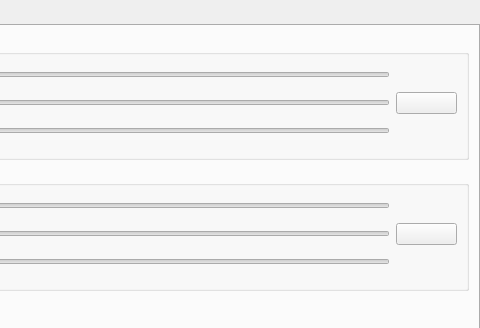
Qt form kcontrol/colors/colorsettings.ui (mgottschlag/kwin-tiling) before a commit; both pictures show x 305 to 785 and y 0 to 328 of the 785 by 455 pixel window.
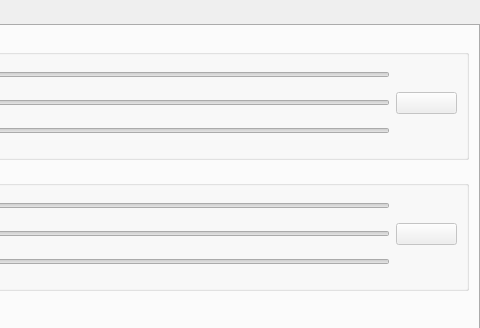
The same form after that commit. The open tabs and pages were chosen to show the change. Custom widgets are drawn as their Qt base class.

Commit message: disabled effects ui functional, though it does not save to the scheme file yet, or load to the ui correctly yet, but you can play with inactive and disabled effects now

Patch:
```diff
--- a/kcontrol/colors/colorsettings.ui
+++ b/kcontrol/colors/colorsettings.ui
@@ -630,6 +630,9 @@
           </item>
           <item row="1" column="3" >
            <widget class="KColorButton" name="inactiveColorButton" >
+            <property name="enabled" >
+             <bool>false</bool>
+            </property>
             <property name="toolTip" >
              <string>Inactive color</string>
             </property>
@@ -833,6 +836,9 @@
           </item>
           <item row="1" column="3" >
            <widget class="KColorButton" name="disabledColorButton" >
+            <property name="enabled" >
+             <bool>false</bool>
+            </property>
             <property name="toolTip" >
              <string>Disabled color</string>
             </property>
```
Left out of the diff: 18 changed lines with no effect on the pictures. The commit also changes 3 other files.
